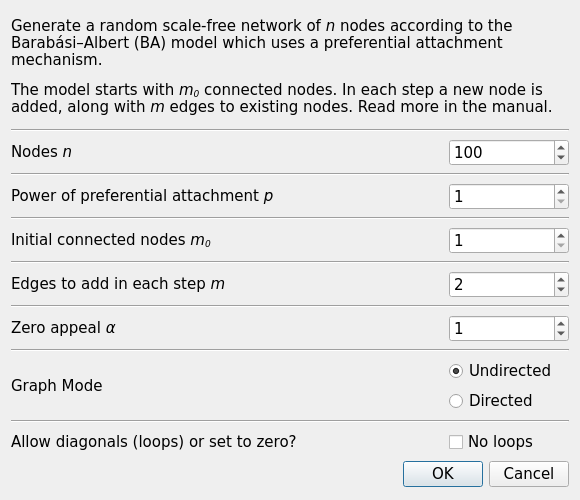
socnetv/app, file src/forms/randscalefreedialog.ui: the form before one commit.
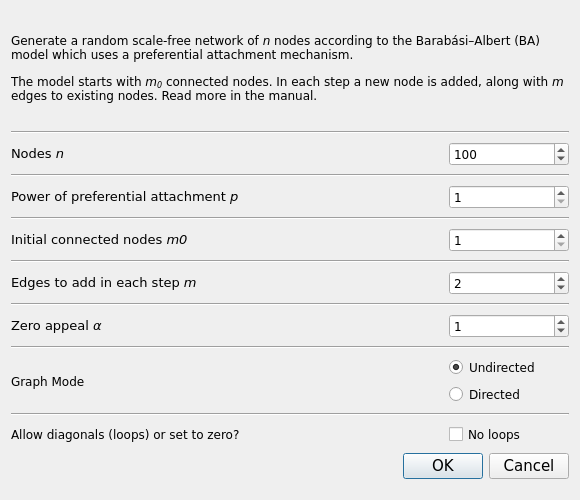
The form after the commit.

Commit message: added netname sanity checks in exported txt reports - fixed some dialog font-sizes

```diff
--- a/src/forms/randscalefreedialog.ui
+++ b/src/forms/randscalefreedialog.ui
@@ -59,11 +59,7 @@
      </property>
      <property name="font">
       <font>
-       <pointsize>11</pointsize>
-       <weight>50</weight>
-       <italic>false</italic>
-       <bold>false</bold>
-       <underline>false</underline>
+       <family>Sans Serif</family>
       </font>
      </property>
      <property name="frameShape">
@@ -108,11 +104,15 @@
        </property>
        <property name="font">
         <font>
-         <pointsize>11</pointsize>
+         <family>Sans Serif</family>
         </font>
        </property>
        <property name="text">
-        <string>&lt;html&gt;&lt;head/&gt;&lt;body&gt;&lt;p&gt;Nodes &lt;span style=&quot; font-style:italic;&quot;&gt;n&lt;/span&gt;&lt;/p&gt;&lt;/body&gt;&lt;/html&gt;</string>
+        <string>&lt;!DOCTYPE HTML PUBLIC &quot;-//W3C//DTD HTML 4.0//EN&quot; &quot;http://www.w3.org/TR/REC-html40/strict.dtd&quot;&gt;
+&lt;html&gt;&lt;head&gt;&lt;meta name=&quot;qrichtext&quot; content=&quot;1&quot; /&gt;&lt;style type=&quot;text/css&quot;&gt;
+p, li { white-space: pre-wrap; }
+&lt;/style&gt;&lt;/head&gt;&lt;body style=&quot; font-family:'Sans Serif'; font-size:10pt; font-weight:400; font-style:normal;&quot;&gt;
+&lt;p style=&quot; margin-top:12px; margin-bottom:12px; margin-left:0px; margin-right:0px; -qt-block-indent:0; text-indent:0px;&quot;&gt;Nodes &lt;span style=&quot; font-style:italic;&quot;&gt;n&lt;/span&gt;&lt;/p&gt;&lt;/body&gt;&lt;/html&gt;</string>
        </property>
       </widget>
      </item>
@@ -132,7 +132,7 @@
        </property>
        <property name="font">
         <font>
-         <pointsize>11</pointsize>
+         <family>Sans Serif</family>
         </font>
        </property>
        <property name="toolTip">
@@ -179,15 +179,15 @@
        </property>
        <property name="font">
         <font>
-         <pointsize>11</pointsize>
+         <family>Sans Serif</family>
         </font>
        </property>
        <property name="text">
         <string>&lt;!DOCTYPE HTML PUBLIC &quot;-//W3C//DTD HTML 4.0//EN&quot; &quot;http://www.w3.org/TR/REC-html40/strict.dtd&quot;&gt;
 &lt;html&gt;&lt;head&gt;&lt;meta name=&quot;qrichtext&quot; content=&quot;1&quot; /&gt;&lt;style type=&quot;text/css&quot;&gt;
 p, li { white-space: pre-wrap; }
-&lt;/style&gt;&lt;/head&gt;&lt;body style=&quot; font-family:'DejaVu Sans'; font-size:11pt; font-weight:400; font-style:normal;&quot;&gt;
-&lt;p style=&quot; margin-top:12px; margin-bottom:12px; margin-left:0px; margin-right:0px; -qt-block-indent:0; text-indent:0px;&quot;&gt;Power of preferential attachment &lt;span style=&quot; font-style:italic;&quot;&gt;p &lt;/span&gt;&lt;/p&gt;&lt;/body&gt;&lt;/html&gt;</string>
+&lt;/style&gt;&lt;/head&gt;&lt;body style=&quot; font-family:'Sans Serif'; font-size:10pt; font-weight:400; font-style:normal;&quot;&gt;
+&lt;p style=&quot; margin-top:0px; margin-bottom:0px; margin-left:0px; margin-right:0px; -qt-block-indent:0; text-indent:0px;&quot;&gt;Power of preferential attachment &lt;span style=&quot; font-style:italic;&quot;&gt;p&lt;/span&gt; &lt;/p&gt;&lt;/body&gt;&lt;/html&gt;</string>
        </property>
       </widget>
      </item>
@@ -201,7 +201,7 @@
        </property>
        <property name="font">
         <font>
-         <pointsize>11</pointsize>
+         <family>Sans Serif</family>
         </font>
        </property>
        <property name="toolTip">
@@ -251,15 +251,15 @@
        </property>
        <property name="font">
         <font>
-         <pointsize>11</pointsize>
+         <family>Sans Serif</family>
         </font>
        </property>
        <property name="text">
         <string>&lt;!DOCTYPE HTML PUBLIC &quot;-//W3C//DTD HTML 4.0//EN&quot; &quot;http://www.w3.org/TR/REC-html40/strict.dtd&quot;&gt;
 &lt;html&gt;&lt;head&gt;&lt;meta name=&quot;qrichtext&quot; content=&quot;1&quot; /&gt;&lt;style type=&quot;text/css&quot;&gt;
 p, li { white-space: pre-wrap; }
-&lt;/style&gt;&lt;/head&gt;&lt;body style=&quot; font-family:'DejaVu Sans'; font-size:11pt; font-weight:400; font-style:normal;&quot;&gt;
-&lt;p style=&quot; margin-top:12px; margin-bottom:12px; margin-left:0px; margin-right:0px; -qt-block-indent:0; text-indent:0px;&quot;&gt;Initial connected nodes &lt;span style=&quot; font-style:italic;&quot;&gt;m&lt;/span&gt;&lt;span style=&quot; font-style:italic; vertical-align:sub;&quot;&gt;0&lt;/span&gt;&lt;/p&gt;&lt;/body&gt;&lt;/html&gt;</string>
+&lt;/style&gt;&lt;/head&gt;&lt;body style=&quot; font-family:'Sans Serif'; font-size:10pt; font-weight:400; font-style:normal;&quot;&gt;
+&lt;p style=&quot; margin-top:0px; margin-bottom:0px; margin-left:0px; margin-right:0px; -qt-block-indent:0; text-indent:0px;&quot;&gt;Initial connected nodes &lt;span style=&quot; font-style:italic;&quot;&gt;m0&lt;/span&gt;&lt;/p&gt;&lt;/body&gt;&lt;/html&gt;</string>
        </property>
       </widget>
      </item>
@@ -273,7 +273,7 @@
        </property>
        <property name="font">
         <font>
-         <pointsize>11</pointsize>
+         <family>Sans Serif</family>
         </font>
        </property>
        <property name="toolTip">
@@ -323,15 +323,15 @@
        </property>
        <property name="font">
         <font>
-         <pointsize>11</pointsize>
+         <family>Sans Serif</family>
         </font>
        </property>
        <property name="text">
         <string>&lt;!DOCTYPE HTML PUBLIC &quot;-//W3C//DTD HTML 4.0//EN&quot; &quot;http://www.w3.org/TR/REC-html40/strict.dtd&quot;&gt;
 &lt;html&gt;&lt;head&gt;&lt;meta name=&quot;qrichtext&quot; content=&quot;1&quot; /&gt;&lt;style type=&quot;text/css&quot;&gt;
 p, li { white-space: pre-wrap; }
-&lt;/style&gt;&lt;/head&gt;&lt;body style=&quot; font-family:'DejaVu Sans'; font-size:11pt; font-weight:400; font-style:normal;&quot;&gt;
-&lt;p style=&quot; margin-top:12px; margin-bottom:12px; margin-left:0px; margin-right:0px; -qt-block-indent:0; text-indent:0px;&quot;&gt;Edges to add in each step &lt;span style=&quot; font-style:italic;&quot;&gt;m&lt;/span&gt;&lt;/p&gt;&lt;/body&gt;&lt;/html&gt;</string>
+&lt;/style&gt;&lt;/head&gt;&lt;body style=&quot; font-family:'Sans Serif'; font-size:10pt; font-weight:400; font-style:normal;&quot;&gt;
+&lt;p style=&quot; margin-top:0px; margin-bottom:0px; margin-left:0px; margin-right:0px; -qt-block-indent:0; text-indent:0px;&quot;&gt;Edges to add in each step &lt;span style=&quot; font-style:italic;&quot;&gt;m&lt;/span&gt;&lt;/p&gt;&lt;/body&gt;&lt;/html&gt;</string>
        </property>
       </widget>
      </item>
@@ -345,7 +345,7 @@
        </property>
        <property name="font">
         <font>
-         <pointsize>11</pointsize>
+         <family>Sans Serif</family>
         </font>
        </property>
        <property name="toolTip">
@@ -395,14 +395,14 @@
        </property>
        <property name="font">
         <font>
-         <pointsize>11</pointsize>
+         <family>Sans Serif</family>
         </font>
        </property>
        <property name="text">
         <string>&lt;!DOCTYPE HTML PUBLIC &quot;-//W3C//DTD HTML 4.0//EN&quot; &quot;http://www.w3.org/TR/REC-html40/strict.dtd&quot;&gt;
 &lt;html&gt;&lt;head&gt;&lt;meta name=&quot;qrichtext&quot; content=&quot;1&quot; /&gt;&lt;style type=&quot;text/css&quot;&gt;
 p, li { white-space: pre-wrap; }
-&lt;/style&gt;&lt;/head&gt;&lt;body style=&quot; font-family:'DejaVu Sans'; font-size:11pt; font-weight:400; font-style:normal;&quot;&gt;
+&lt;/style&gt;&lt;/head&gt;&lt;body style=&quot; font-family:'Sans Serif'; font-size:10pt; font-weight:400; font-style:normal;&quot;&gt;
 &lt;p style=&quot; margin-top:0px; margin-bottom:0px; margin-left:0px; margin-right:0px; -qt-block-indent:0; text-indent:0px;&quot;&gt;Zero appeal &lt;span style=&quot; font-style:italic;&quot;&gt;α&lt;/span&gt;&lt;/p&gt;&lt;/body&gt;&lt;/html&gt;</string>
        </property>
       </widget>
@@ -417,7 +417,7 @@
        </property>
        <property name="font">
         <font>
-         <pointsize>11</pointsize>
+         <family>Sans Serif</family>
         </font>
        </property>
        <property name="toolTip">
@@ -464,9 +464,7 @@
        </property>
        <property name="font">
         <font>
-         <pointsize>11</pointsize>
-         <weight>50</weight>
-         <bold>false</bold>
+         <family>Sans Serif</family>
         </font>
        </property>
        <property name="text">
@@ -492,10 +490,7 @@
          </property>
          <property name="font">
           <font>
-           <pointsize>11</pointsize>
-           <italic>false</italic>
-           <underline>false</underline>
-           <strikeout>false</strikeout>
+           <family>Sans Serif</family>
           </font>
          </property>
          <property name="text">
@@ -525,7 +520,7 @@
          </property>
          <property name="font">
           <font>
-           <pointsize>11</pointsize>
+           <family>Sans Serif</family>
           </font>
          </property>
          <property name="text">
@@ -565,7 +560,7 @@
        </property>
        <property name="font">
         <font>
-         <pointsize>11</pointsize>
+         <family>Sans Serif</family>
         </font>
        </property>
        <property name="text">
@@ -591,7 +586,7 @@
          </property>
          <property name="font">
           <font>
-           <pointsize>11</pointsize>
+           <family>Sans Serif</family>
           </font>
          </property>
          <property name="toolTip">
```
The commit also changes 9 other files.
